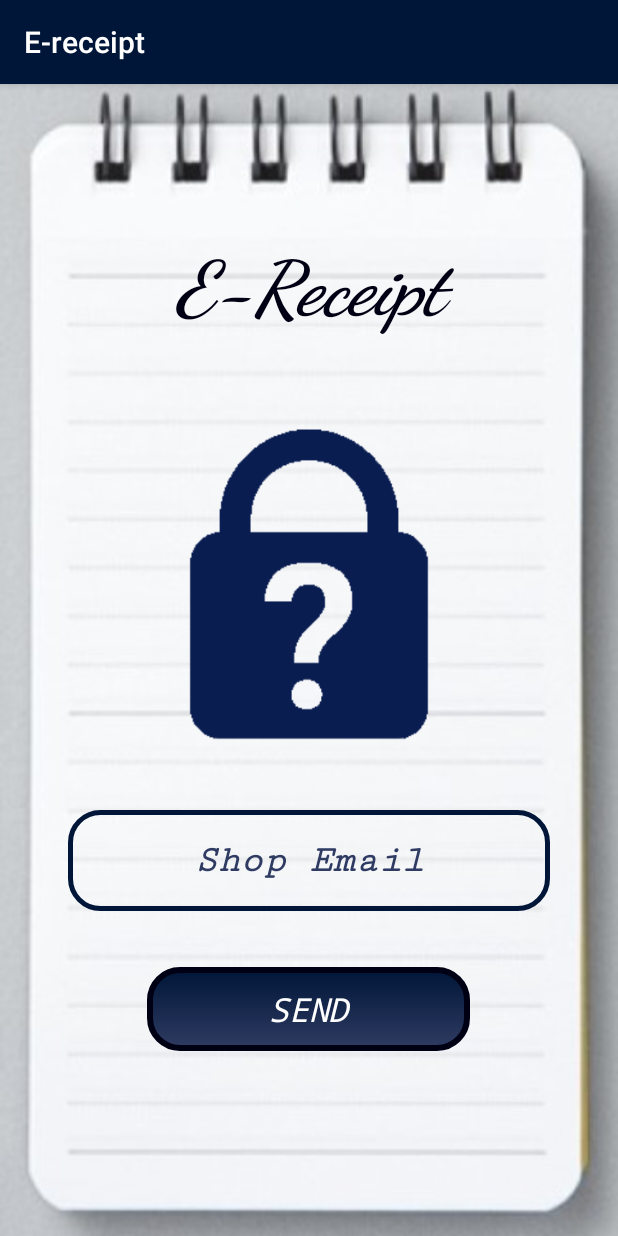
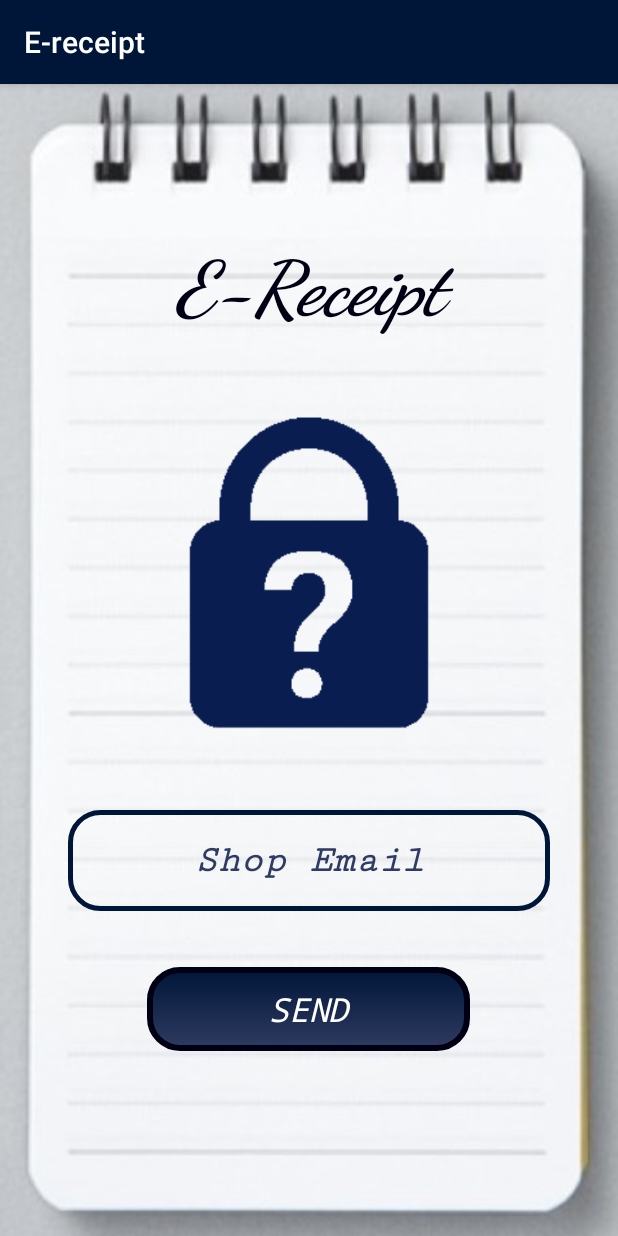
Before and after one commit to SatyamSoni23/E-receipt, an Android app: the forgotPassword screen opened directly, with no data from a screen before it, on a phone screen of 412 x 824 dp. Run offline under Robolectric (Android 15) with nearby library versions, the phone set to English and light mode, and no system bars; our stand-ins replace Firebase (no records; nobody signed in at launch, a user with empty details on screens opened directly).

Commit message:
Reset and forgot password

```diff
--- a/app/src/main/res/layout/activity_forgot_password.xml
+++ b/app/src/main/res/layout/activity_forgot_password.xml
@@ -32,7 +32,7 @@
         <LinearLayout
             android:layout_width="match_parent"
             android:layout_height="0dp"
-            android:layout_weight="1.5"/>
+            android:layout_weight="1.3"/>
         <LinearLayout
             android:layout_width="match_parent"
             android:layout_height="0dp"
@@ -45,7 +45,7 @@
         <LinearLayout
             android:layout_width="match_parent"
             android:layout_height="0dp"
-            android:layout_weight="1"/>
+            android:layout_weight="1.2"/>
         <EditText
             android:id="@+id/shopEmail"
             android:layout_width="match_parent"
```
